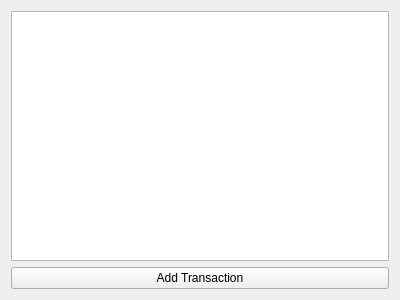
The window that src/UI/Presenter/RawViewPresenter.ui (gojoe262/LooseChange) describes before a commit, drawn with Qt 5.
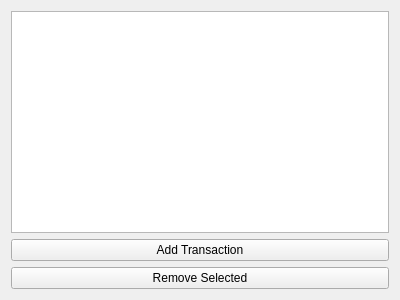
The same window after the commit.

Commit message:
Allow user to remove transactions from the RawView.
https://trello.com/c/YQuV9KG4

```diff
--- a/src/UI/Presenter/RawViewPresenter.ui
+++ b/src/UI/Presenter/RawViewPresenter.ui
@@ -15,7 +15,20 @@
   </property>
   <layout class="QVBoxLayout" name="verticalLayout">
    <item>
-    <widget class="QTableView" name="tableView"/>
+    <widget class="QTableView" name="tableView">
+     <property name="sizePolicy">
+      <sizepolicy hsizetype="Expanding" vsizetype="Expanding">
+       <horstretch>0</horstretch>
+       <verstretch>0</verstretch>
+      </sizepolicy>
+     </property>
+     <property name="editTriggers">
+      <set>QAbstractItemView::AnyKeyPressed|QAbstractItemView::DoubleClicked|QAbstractItemView::EditKeyPressed|QAbstractItemView::SelectedClicked</set>
+     </property>
+     <attribute name="horizontalHeaderStretchLastSection">
+      <bool>true</bool>
+     </attribute>
+    </widget>
    </item>
    <item>
     <widget class="QPushButton" name="pushButtonAddTransaction">
@@ -24,6 +37,13 @@
      </property>
     </widget>
    </item>
+   <item>
+    <widget class="QPushButton" name="pushButtonRemoveSelectedTransactions">
+     <property name="text">
+      <string>Remove Selected</string>
+     </property>
+    </widget>
+   </item>
   </layout>
  </widget>
  <resources/>
```
The commit also changes 5 other files.
